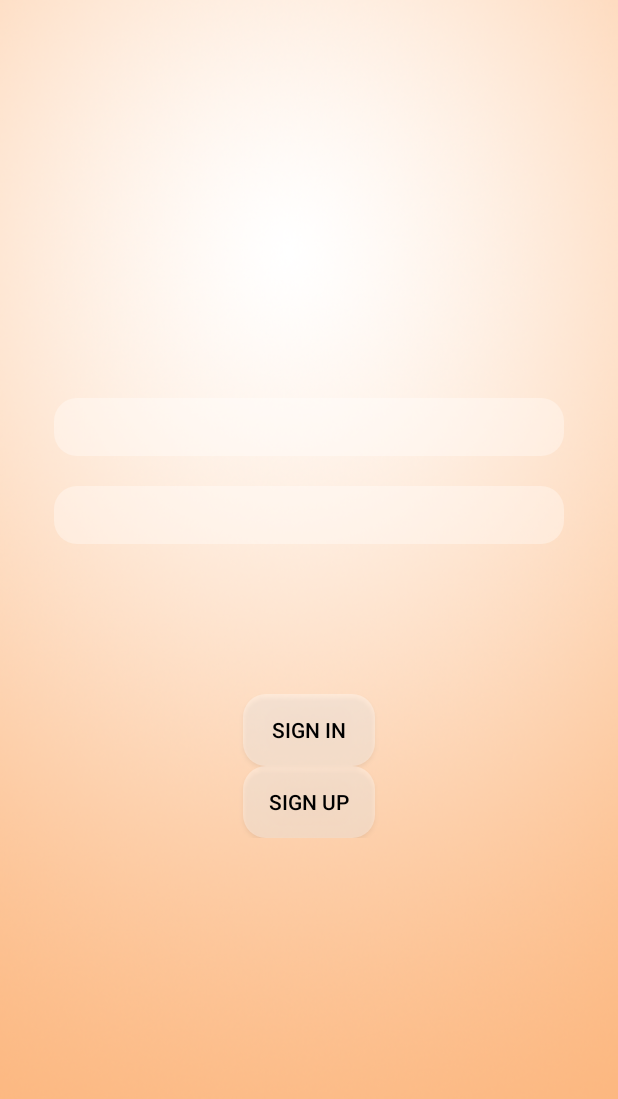
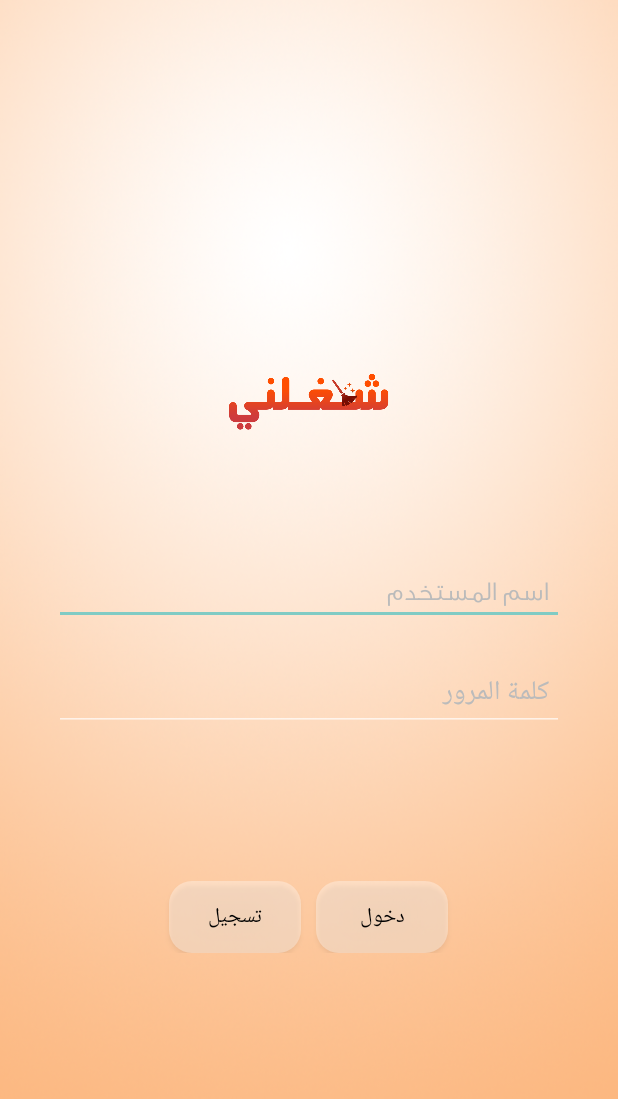
Before and after one commit to muja555/shagelni, an Android app: the MainActivity screen opened directly, with no data from a screen before it, on a phone screen of 412 x 824 dp. Shown: the top 1099 px of the screen. Run offline under Robolectric (Android 15) with nearby library versions, the phone set to English and light mode, and no system bars; 1 statement that could not run was skipped.

Commit message:
signup and main

```diff
--- a/app/src/main/java/com/fbm/sha3ilni/MainActivity.java
+++ b/app/src/main/java/com/fbm/sha3ilni/MainActivity.java
@@ -1,5 +1,6 @@
 package com.fbm.sha3ilni;
 
+import android.content.Intent;
 import android.graphics.Typeface;
 import android.support.v7.app.AppCompatActivity;
 import android.os.Bundle;
@@ -30,7 +31,6 @@ public class MainActivity extends AppCompatActivity {
 
         usernameField.setTypeface(Typeface.createFromAsset(getAssets(), "stc.otf"));
 
-        b1=(Button)findViewById(R.id.button);
         usernameField=(EditText)findViewById(R.id.username);
         passwordField=(EditText)findViewById(R.id.password);
 
@@ -40,7 +40,7 @@ public class MainActivity extends AppCompatActivity {
         b1.setOnClickListener(new View.OnClickListener() {
             @Override
             public void onClick(View v) {
-                if(usernameField.getText().toString().equals("admin") &&
+              /*  if(usernameField.getText().toString().equals("admin") &&
 
                         passwordField.getText().toString().equals("admin")) {
                     Toast.makeText(getApplicationContext(), "Redirecting...",Toast.LENGTH_SHORT).show();
@@ -50,6 +50,13 @@ public class MainActivity extends AppCompatActivity {
                     Toast.makeText(getApplicationContext(), "Wrong Credentials",Toast.LENGTH_SHORT).show();
 
                 }
+                */
+                Intent intent = new Intent(MainActivity.this, Signup.class);
+               // EditText editText = (EditText) findViewById(R.id.edit_message);
+              //  String message = editText.getText().toString();
+               // intent.putExtra(EXTRA_MESSAGE, message);
+                startActivity(intent);
+
             }
         });
 
--- a/app/src/main/res/layout/activity_main.xml
+++ b/app/src/main/res/layout/activity_main.xml
@@ -17,37 +17,60 @@
         android:orientation="vertical"
         android:layout_centerInParent="true">
 
+        <ImageView
+            android:layout_width="wrap_content"
+            android:layout_height="150dp"
+            android:id="@+id/imageView"
+            android:layout_above="@+id/linearLayout"
+            android:layout_centerHorizontal="true"
+            android:layout_marginBottom="33dp"
+            android:src="@drawable/word" />
         <EditText
             android:id="@+id/username"
             android:layout_width="match_parent"
             android:layout_height="wrap_content"
             android:layout_marginLeft="20dp"
-            android:textSize="25sp"
             android:layout_marginRight="20dp"
-            android:padding="2dp"
-            android:background="@drawable/rounded_login"
-            android:layout_marginBottom="20dp"/>
+            android:padding="10dp"
+            android:layout_marginBottom="20dp"
+            android:hint="@string/username"
+            android:textColorHint="#bbbbbb"
+            />
 
         <EditText
             android:id="@+id/password"
             android:layout_width="match_parent"
             android:layout_height="wrap_content"
             android:layout_marginLeft="20dp"
-            android:background="@drawable/rounded_login"
-            android:textSize="25sp"
-            android:padding="2dp"
+            android:padding="10dp"
             android:layout_marginRight="20dp"
-            android:layout_marginBottom="100dp"/>
+            android:layout_marginBottom="100dp"
+            android:hint="@string/password"
+            android:textColorHint="#bbbbbb"/>
 
         <LinearLayout
-            android:orientation="vertical"
+            android:orientation="horizontal"
             android:layout_width="match_parent"
-            android:layout_height="wrap_content">
+            android:layout_height="wrap_content"
+            android:gravity="center">
+
+
 
             <Button
                 android:layout_width="wrap_content"
                 android:layout_height="wrap_content"
-                android:text="Sign in"
+                android:text="@string/signup"
+                android:id="@+id/button1"
+                android:background="@drawable/rounded_login"
+                android:textColor="#000000"
+                android:layout_toLeftOf="@+id/textview"
+                android:layout_toStartOf="@+id/textview"
+                android:layout_gravity="center_horizontal"
+                android:layout_marginRight="10dp"/>
+            <Button
+                android:layout_width="wrap_content"
+                android:layout_height="wrap_content"
+                android:text="@string/signin"
                 android:id="@+id/button"
                 android:layout_alignParentBottom="true"
                 android:layout_toLeftOf="@+id/textview"
@@ -57,17 +80,6 @@
 
                 android:layout_gravity="center_horizontal" />
 
-            <Button
-                android:layout_width="wrap_content"
-                android:layout_height="wrap_content"
-                android:text="Sign up"
-                android:id="@+id/button1"
-                android:background="@drawable/rounded_login"
-                android:textColor="#000000"
-                android:layout_toLeftOf="@+id/textview"
-                android:layout_toStartOf="@+id/textview"
-                android:layout_gravity="center_horizontal" />
-
         </LinearLayout>
 
     </LinearLayout>
--- a/app/src/main/res/values/strings.xml
+++ b/app/src/main/res/values/strings.xml
@@ -2,4 +2,10 @@
     <string name="app_name">شغلني</string>
     <string name="username">اسم المستخدم</string>
     <string name="password">كلمة المرور</string>
+    <string name="email"> البريد الالكتروني</string>
+    <string name="description" >معلرمات اضافية</string>
+    <string name="fullname">الاسم الكامل</string>
+    <string name="signup">تسجيل</string>
+    <string name="signin">دخول</string>
+    <string name="phone">رقم الهاتف</string>
 </resources>
```
Also changed, not shown: app/src/main/AndroidManifest.xml (+6 -3 lines), app/src/main/java/com/fbm/sha3ilni/Signup.java (added, +13 -0 lines), app/src/main/res/layout/activity_signup.xml (added, +99 -0 lines), app/src/main/res/drawable/word.png (added).
